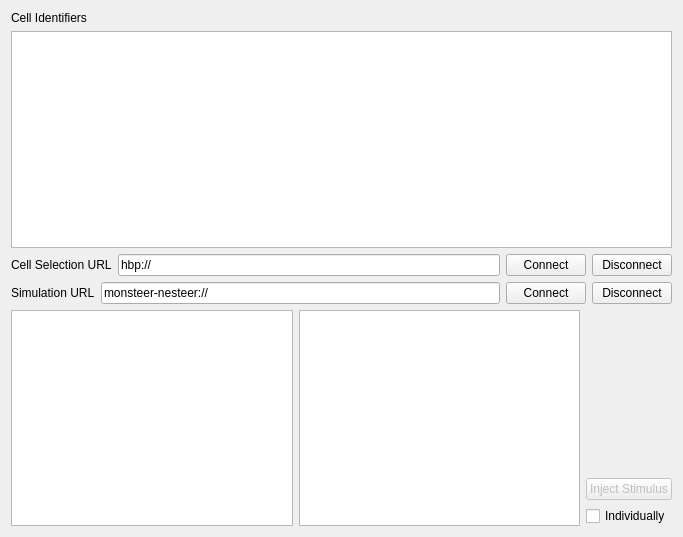
First picture: the form in apps/livreGUI/stimuliController/gui/StimuliController.ui, repository BlueBrain/Livre, before the edit.
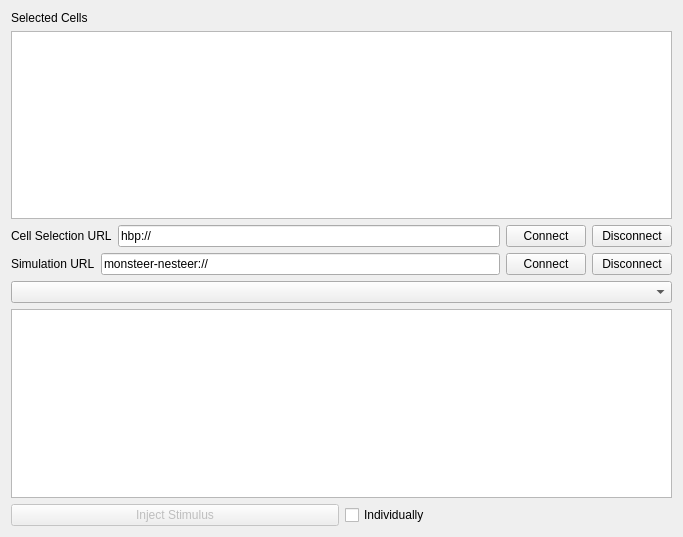
Second picture: the form after the edit.

```diff
--- a/apps/livreGUI/stimuliController/gui/StimuliController.ui
+++ b/apps/livreGUI/stimuliController/gui/StimuliController.ui
@@ -23,12 +23,29 @@
    <string>Form</string>
   </property>
   <layout class="QGridLayout" name="gridLayout">
-   <item row="0" column="0">
-    <widget class="QLabel" name="label">
-     <property name="text">
-      <string>Cell Identifiers</string>
-     </property>
-    </widget>
+   <item row="9" column="0">
+    <layout class="QHBoxLayout" name="horizontalLayout_4">
+     <item>
+      <widget class="QPushButton" name="btnInjectStimulus">
+       <property name="enabled">
+        <bool>false</bool>
+       </property>
+       <property name="text">
+        <string>Inject Stimulus</string>
+       </property>
+       <property name="flat">
+        <bool>false</bool>
+       </property>
+      </widget>
+     </item>
+     <item>
+      <widget class="QCheckBox" name="chkIndividual">
+       <property name="text">
+        <string>Individually</string>
+       </property>
+      </widget>
+     </item>
+    </layout>
    </item>
    <item row="1" column="0">
     <widget class="QTextEdit" name="txtCellIds">
@@ -72,6 +89,9 @@
      </item>
     </layout>
    </item>
+   <item row="4" column="0">
+    <widget class="QComboBox" name="generatorsComboBox"/>
+   </item>
    <item row="3" column="0">
     <layout class="QHBoxLayout" name="horizontalLayout_2">
      <item>
@@ -104,57 +124,21 @@
      </item>
     </layout>
    </item>
-   <item row="4" column="0">
+   <item row="0" column="0">
+    <widget class="QLabel" name="label">
+     <property name="text">
+      <string>Selected Cells</string>
+     </property>
+    </widget>
+   </item>
+   <item row="5" column="0">
     <layout class="QHBoxLayout" name="horizontalLayout">
      <property name="sizeConstraint">
       <enum>QLayout::SetDefaultConstraint</enum>
      </property>
-     <item>
-      <widget class="QTableView" name="tblGenerators"/>
-     </item>
      <item>
       <widget class="QTableView" name="tblGeneratorProperties"/>
      </item>
-     <item>
-      <layout class="QVBoxLayout" name="verticalLayout">
-       <property name="sizeConstraint">
-        <enum>QLayout::SetDefaultConstraint</enum>
-       </property>
-       <item>
-        <spacer name="verticalSpacer">
-         <property name="orientation">
-          <enum>Qt::Vertical</enum>
-         </property>
-         <property name="sizeHint" stdset="0">
-          <size>
-           <width>20</width>
-           <height>40</height>
-          </size>
-         </property>
-        </spacer>
-       </item>
-       <item>
-        <widget class="QPushButton" name="btnInjectStimulus">
-         <property name="enabled">
-          <bool>false</bool>
-         </property>
-         <property name="text">
-          <string>Inject Stimulus</string>
-         </property>
-         <property name="flat">
-          <bool>false</bool>
-         </property>
-        </widget>
-       </item>
-       <item>
-        <widget class="QCheckBox" name="chkIndividual">
-         <property name="text">
-          <string>Individually</string>
-         </property>
-        </widget>
-       </item>
-      </layout>
-     </item>
     </layout>
    </item>
   </layout>
```
